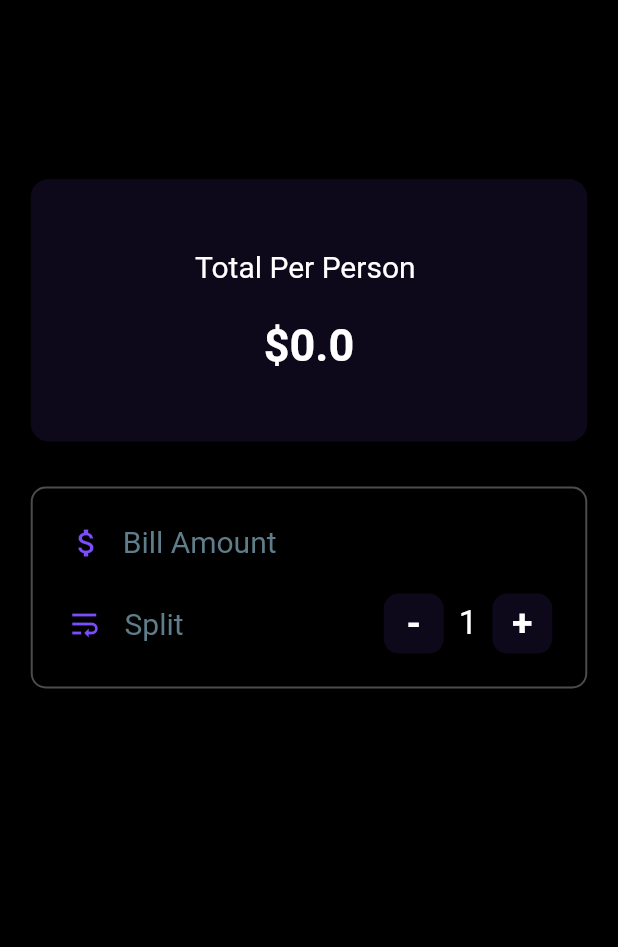
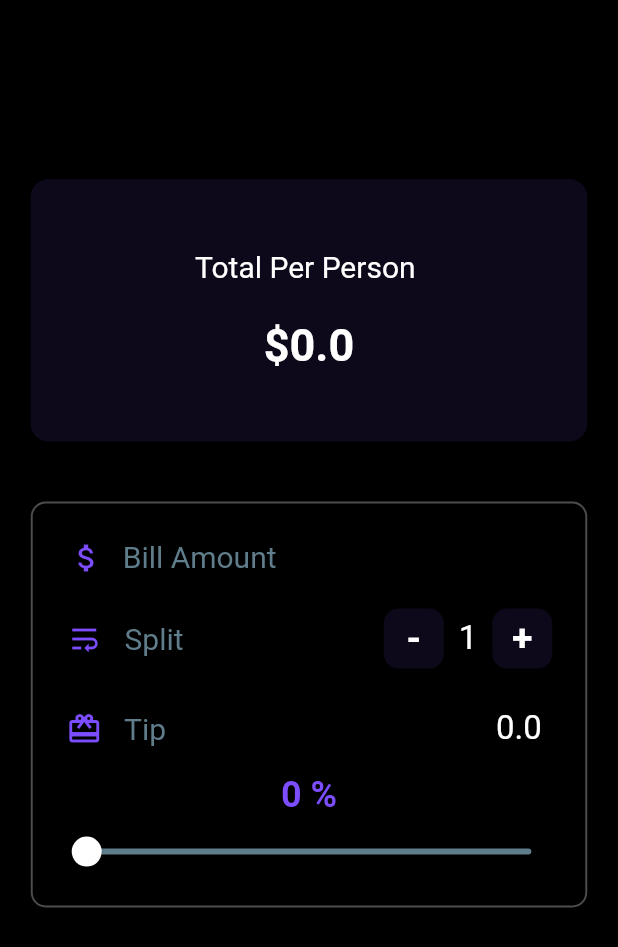
Before and after one commit to niloufarmj/Flutter-Learning-MiniApps, a Flutter app: the screen it shows after launch, on a phone screen of 412 x 824 dp. Shown: the top 947 px of the screen. Run offline on Flutter 3.47's test engine with Material 2 defaults, Android fonts, the light colour scheme and no system bars.

Commit message:
bill splitter app done

```diff
--- a/first_flutter_app/lib/ui/home.dart
+++ b/first_flutter_app/lib/ui/home.dart
@@ -1,4 +1,3 @@
-
 import 'dart:math';
 import 'dart:ui';
 
@@ -48,13 +47,13 @@ class _BillSplitterState extends State<BillSplitter> {
                   mainAxisAlignment: MainAxisAlignment.center,
                   children: <Widget>[
                     Text("Total Per Person \n", style: TextStyle(color: Colors.white, fontSize: 20)),
-                    Text("\$" + (_billAmount/_personCounter).toString(), style: TextStyle(color: Colors.white, fontSize: 30, fontWeight: FontWeight.bold))
+                    Text("\$" + ((_billAmount + (_tipPercentage*_billAmount)/100)/_personCounter).toString(), style: TextStyle(color: Colors.white, fontSize: 30, fontWeight: FontWeight.bold))
                   ],
                 ),
               ),
             ),
             Container(
-              margin: EdgeInsets.only(top: 30),
+              margin: EdgeInsets.only(top: 40),
               padding: EdgeInsets.all(12),
               decoration: BoxDecoration(
                 borderRadius: BorderRadius.circular(10),
@@ -62,6 +61,7 @@ class _BillSplitterState extends State<BillSplitter> {
               ),
               child: Column(
                 children: <Widget>[
+                  //bill amount
                   TextField(
                     keyboardType: TextInputType.numberWithOptions(decimal: true),
                     style: TextStyle(color: Colors.white, fontSize: 20),
@@ -79,6 +79,8 @@ class _BillSplitterState extends State<BillSplitter> {
                       }
                     },
                   ),
+
+                  //split
                   Row(
                     mainAxisAlignment: MainAxisAlignment.spaceBetween,
                     children: <Widget>[
@@ -127,12 +129,53 @@ class _BillSplitterState extends State<BillSplitter> {
                               ),
                               child: Center(child: Text("+", style: TextStyle(color: Colors.white, fontSize: 25, fontWeight: FontWeight.bold),)),
                             ),
-                          )
+                          ),
+
                         ],
-                      )
+                      ),
+
                     ],
                   ),
 
+                  //tip
+                  Row(
+                    mainAxisAlignment: MainAxisAlignment.spaceBetween,
+                    children: <Widget>[
+                      Row(
+                        mainAxisAlignment: MainAxisAlignment.spaceBetween,
+                        children: [
+                          Text("   "),
+                          Icon(Icons.wallet_giftcard_outlined, color: Colors.deepPurpleAccent,),
+                          Text("   Tip", style: TextStyle(color: Colors.blueGrey, fontSize: 20),)
+                        ],
+                      ),
+
+                      Padding(
+                        padding: const EdgeInsets.all(17.0),
+                        child: Text(((_tipPercentage*_billAmount)/100).toString(), style: TextStyle(color: Colors.white, fontSize: 22),),
+                      )
+
+                    ],
+                  ),
+
+                  //tip percentage
+                  Column(
+                    children: <Widget>[
+                      Text("$_tipPercentage %", style: TextStyle(color: Colors.deepPurpleAccent, fontSize: 24, fontWeight: FontWeight.bold)),
+                      Slider(
+                          min: 0,
+                          max: 100,
+                          value: _tipPercentage.toDouble(),
+                          onChanged: (double value) {
+                            setState(() {
+                              _tipPercentage = value.round();
+                            });
+                          },
+                          activeColor: Colors.white,
+                          inactiveColor: Colors.blueGrey,
+                          )
+                    ],
+                  )
                 ]
               )
             )
@@ -287,7 +330,7 @@ class _WisdomState extends State<Wisdom> {
   likeButton() {}
 }
 
-class BizzCard extends StatelessWidget {
+class BizCard extends StatelessWidget {
   @override
   Widget build(BuildContext context) {
     return Scaffold(
```
